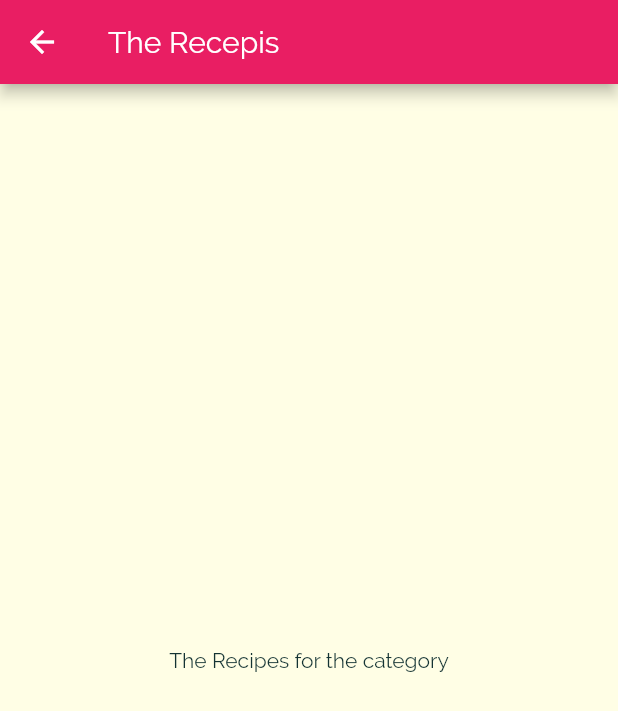
After one commit to horsson/meals-app, a Flutter app: the screen it shows after launch, after a tap on "Italian", on a phone screen of 412 x 824 dp. The commit adds this screen. Shown: the top 711 px of the screen. Run offline on Flutter 3.47's test engine with Material 2 defaults, Android fonts, the phone set to English and light mode, and no system bars.

Commit message:
add new page.

```diff
--- a/lib/category_item.dart
+++ b/lib/category_item.dart
@@ -1,4 +1,5 @@
 import 'package:flutter/material.dart';
+import 'package:meals_app/category_meals_screen.dart';
 
 class CategoryItem extends StatelessWidget {
   final String title;
@@ -6,9 +7,21 @@ class CategoryItem extends StatelessWidget {
 
   CategoryItem(this.title, this.color);
 
+  void selectCategory(BuildContext ctx) {
+    Navigator.of(ctx).push(
+      MaterialPageRoute(builder: (_) {
+        return CategoryMealsScreen();
+      }),
+    );
+  }
+
   @override
   Widget build(BuildContext context) {
-    return Container(
+    return InkWell(
+      onTap: () => selectCategory(context),
+      splashColor: Theme.of(context).primaryColor,
+      borderRadius: BorderRadius.circular(15),
+      child: Container(
         padding: const EdgeInsets.all(15),
         child: Text(
           title,
@@ -25,6 +38,7 @@ class CategoryItem extends StatelessWidget {
           ),
           borderRadius: BorderRadius.circular(15),
         ),
+      ),
     );
   }
 }
--- /dev/null
+++ b/lib/category_meals_screen.dart
@@ -0,0 +1,15 @@
+import 'package:flutter/material.dart';
+
+class CategoryMealsScreen extends StatelessWidget {
+  @override
+  Widget build(BuildContext context) {
+    return Scaffold(
+      appBar: AppBar(
+        title: Text('The Recepis'),
+      ),
+      body: Center(
+        child: Text('The Recipes for the category'),
+      ),
+    );
+  }
+}
```
Lines whose indentation alone changed are shown as unchanged.
